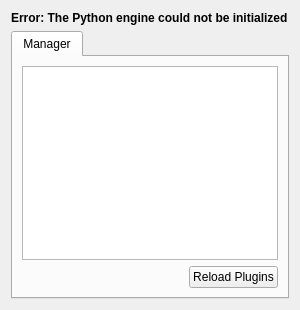
This is addons/kate/pate/src/manager.ui in KDE/kate as Qt 5 draws it before an edit. The edited form follows.
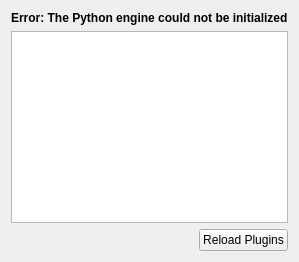
This is the edited form. Icons and pictures are not drawn. Custom widgets are drawn as their Qt base class.

Commit message: remove Documentation tab from Python plugins manager. It is better to implement it as a Python plugin and add an action to the Help menu instead. So now Python plugins manager looks almost like the C++ one

```diff
--- a/addons/kate/pate/src/manager.ui
+++ b/addons/kate/pate/src/manager.ui
@@ -17,13 +17,6 @@
     </widget>
    </item>
    <item>
-    <widget class="KTabWidget" name="tabWidget">
-     <widget class="QWidget" name="manageTab">
-      <attribute name="title">
-       <string>Manager</string>
-      </attribute>
-      <layout class="QVBoxLayout" name="verticalLayout_2">
-       <item>
         <widget class="QTreeView" name="pluginsList">
          <property name="selectionMode">
           <enum>QAbstractItemView::SingleSelection</enum>
@@ -38,7 +31,7 @@
           <bool>false</bool>
          </property>
          <property name="sortingEnabled">
-          <bool>true</bool>
+      <bool>false</bool>
          </property>
          <property name="expandsOnDoubleClick">
           <bool>false</bool>
@@ -82,22 +75,12 @@
        </item>
       </layout>
      </widget>
-    </widget>
-   </item>
-  </layout>
- </widget>
  <customwidgets>
   <customwidget>
    <class>KPushButton</class>
    <extends>QPushButton</extends>
    <header>kpushbutton.h</header>
   </customwidget>
-  <customwidget>
-   <class>KTabWidget</class>
-   <extends>QTabWidget</extends>
-   <header>ktabwidget.h</header>
-   <container>1</container>
-  </customwidget>
  </customwidgets>
  <resources/>
  <connections/>
```
Lines whose indentation alone changed are shown as unchanged. The commit also changes 2 other files.
